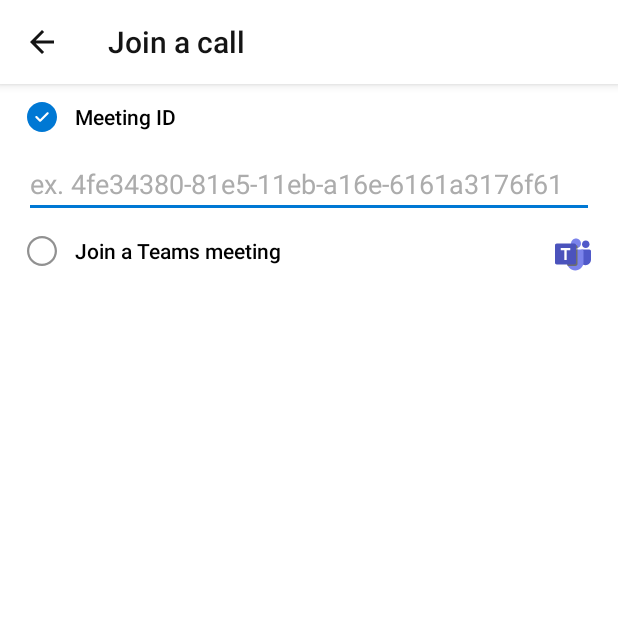
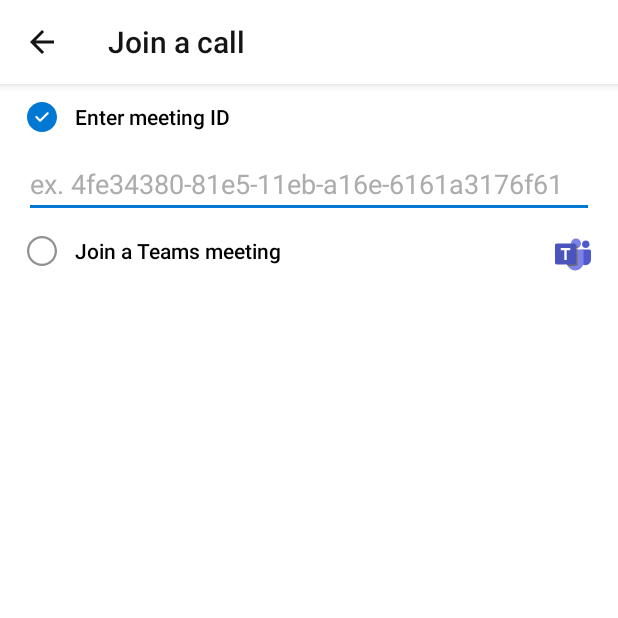
Before and after one commit to Azure-Samples/communication-services-android-calling-hero, an Android app: the JoinCallActivity screen opened directly, with no data from a screen before it, on a phone screen of 412 x 824 dp, the top half of it. Run offline under Robolectric (Android 15) with nearby library versions, the phone set to English and light mode, and no system bars.

Commit message:
merge from private repo

```diff
--- a/AzureCalling/app/src/main/res/layout/activity_intro.xml
+++ b/AzureCalling/app/src/main/res/layout/activity_intro.xml
@@ -99,6 +99,7 @@
         android:text="@string/intro_sign_out"
         android:textColor="@color/colorAccent"
         android:visibility="gone"/>
+
     <TextView
         android:id="@+id/intro_learn"
         style="@style/intro_learn"
--- a/AzureCalling/app/src/main/res/layout/activity_join_call.xml
+++ b/AzureCalling/app/src/main/res/layout/activity_join_call.xml
@@ -25,7 +25,7 @@
             android:checked="true"
             android:fontFamily="sans-serif-medium"
             android:paddingLeft="10dp"
-            android:text="@string/meeting_id_enter" />
+            android:text="@string/join_enter" />
 
         <EditText
             android:id="@+id/group_call_text"
@@ -35,7 +35,7 @@
             android:autofillHints="Meeting ID"
             android:ellipsize="end"
             android:ems="10"
-            android:hint="@string/join_group_call_hint"
+            android:hint="@string/join_join_hint"
             android:inputType="textNoSuggestions"
             android:singleLine="true"
             android:textColorHint="@color/textbox_secondary" />
--- a/AzureCalling/app/src/main/res/layout/activity_setup.xml
+++ b/AzureCalling/app/src/main/res/layout/activity_setup.xml
@@ -44,6 +44,7 @@
             app:layout_constraintTop_toTopOf="parent"
             app:layout_constraintBottom_toBottomOf="parent"
             android:src="@drawable/ic_no_camera_50_64"
+            android:visibility="visible"/>
             android:visibility="gone"/>
 
         <LinearLayout
--- a/AzureCalling/app/src/main/res/layout/participant_view.xml
+++ b/AzureCalling/app/src/main/res/layout/participant_view.xml
@@ -4,6 +4,7 @@
     android:layout_width="match_parent"
     android:layout_height="match_parent"
     android:orientation="vertical">
+
     <androidx.constraintlayout.widget.ConstraintLayout
         android:id="@+id/video_container"
         android:layout_width="match_parent"
@@ -33,7 +34,7 @@
                 android:id="@+id/display_name"
                 android:layout_width="wrap_content"
                 android:maxLines="1"
-                android:inputType="text"
+                android:inputType="textNoSuggestions"
                 app:autoSizeTextType="uniform"
                 android:paddingTop="3dp"
                 android:paddingBottom="3dp"
--- a/AzureCalling/app/src/main/res/values/strings.xml
+++ b/AzureCalling/app/src/main/res/values/strings.xml
@@ -6,16 +6,10 @@
     <string name="intro_join">Join a call</string>
     <string name="intro_learn"><a href="https://aka.ms/ACS-CallingSample-Android">Learn more</a> about this sample app</string>
     <string name="intro_cloud_cd">cloud</string>
+    <string name="intro_sign_in">Sign in to Microsoft Account</string>
+    <string name="intro_sign_out">Sign out</string>
 
     <string name="title_activity_join_call">JoinCall</string>
-    <!--
-    This string is used for square devices and overridden by hello_world in
-    values-round/strings.xml for round devices.
-    -->
-    <string name="meeting_id_enter">Meeting ID</string>
-    <string name="join_teams_enter">Join a Teams meeting</string>
-    <string name="join_group_call_hint">ex. 4fe34380-81e5-11eb-a16e-6161a3176f61</string>
-    <string name="join_teams_meeting_hint">ex. https://teams.microsoft.com/l/meetup-join/...</string>
     <string name="join_enter">Enter meeting ID</string>
     <string name="join_join_hint">ex. 4fe34380-81e5-11eb-a16e-6161a3176f61</string>
     <string name="join_start">Join Call</string>
@@ -44,15 +38,17 @@
     <string name="call_video">Toggle Video</string>
     <string name="call_audio">Toggle Audio</string>
     <string name="number_of_participants">Number of participants:</string>
-    <string name="intro_sign_in">Sign in to Microsoft Account</string>
-    <string name="intro_sign_out">Sign out</string>
-    <string name="in_lobby_waiting_message_title">Waiting for host</string>
-    <string name="in_lobby_waiting_message_description">Someone in the meeting will let you in soon</string>
+
     <string name="end_call">Call ended</string>
     <string name="end_have">Have any feedback for us? We’d love to hear how we can improve this experience.</string>
     <string name="end_feedback">Provide feedback</string>
-    <string name="end_feedbackUrl">https://github.com/Azure/Communication/issues</string>
+    <string name="end_feedbackUrl">https://aka.ms/ACS-CallingSample-Android-Issues</string>
     <string name="end_return">Return to home screen</string>
+
+    <string name="join_teams_enter">Join a Teams meeting</string>
+    <string name="join_teams_meeting_hint">ex. https://teams.microsoft.com/l/meetup-join/...</string>
+    <string name="in_lobby_waiting_message_title">Waiting for host</string>
+    <string name="in_lobby_waiting_message_description">Someone in the meeting will let you in soon</string>
     <string name="start_recording"><b>Recording has started.</b> This meeting is being recorded. By joining, you are giving consent for this meeting to be recorded.
         <a href="https://privacy.microsoft.com/en-US/privacystatement#mainnoticetoendusersmodule"><u>Privacy policy</u></a></string>
     <string name="stop_recording"><b>Recording is being saved. </b>Recording has stopped.
```
